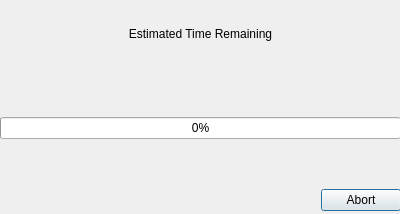
drk10015/WatchTime-Calculator, file ui/progressWindow.ui: the form before one commit.
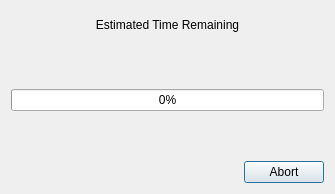
The form after the commit.

The edit to the form file:
```diff
--- a/ui/progressWindow.ui
+++ b/ui/progressWindow.ui
@@ -6,22 +6,15 @@
    <rect>
     <x>0</x>
     <y>0</y>
-    <width>400</width>
-    <height>214</height>
+    <width>335</width>
+    <height>194</height>
    </rect>
   </property>
   <property name="windowTitle">
    <string>Dialog</string>
   </property>
-  <widget class="QWidget" name="gridLayoutWidget">
-   <property name="geometry">
-    <rect>
-     <x>0</x>
-     <y>0</y>
-     <width>401</width>
-     <height>211</height>
-    </rect>
-   </property>
+  <layout class="QGridLayout" name="gridLayout_2">
+   <item row="0" column="0">
    <layout class="QGridLayout" name="gridLayout">
     <property name="verticalSpacing">
      <number>50</number>
@@ -54,7 +47,8 @@
      </widget>
     </item>
    </layout>
-  </widget>
+   </item>
+  </layout>
  </widget>
  <resources/>
  <connections/>
```
Lines whose indentation alone changed are shown as unchanged.
